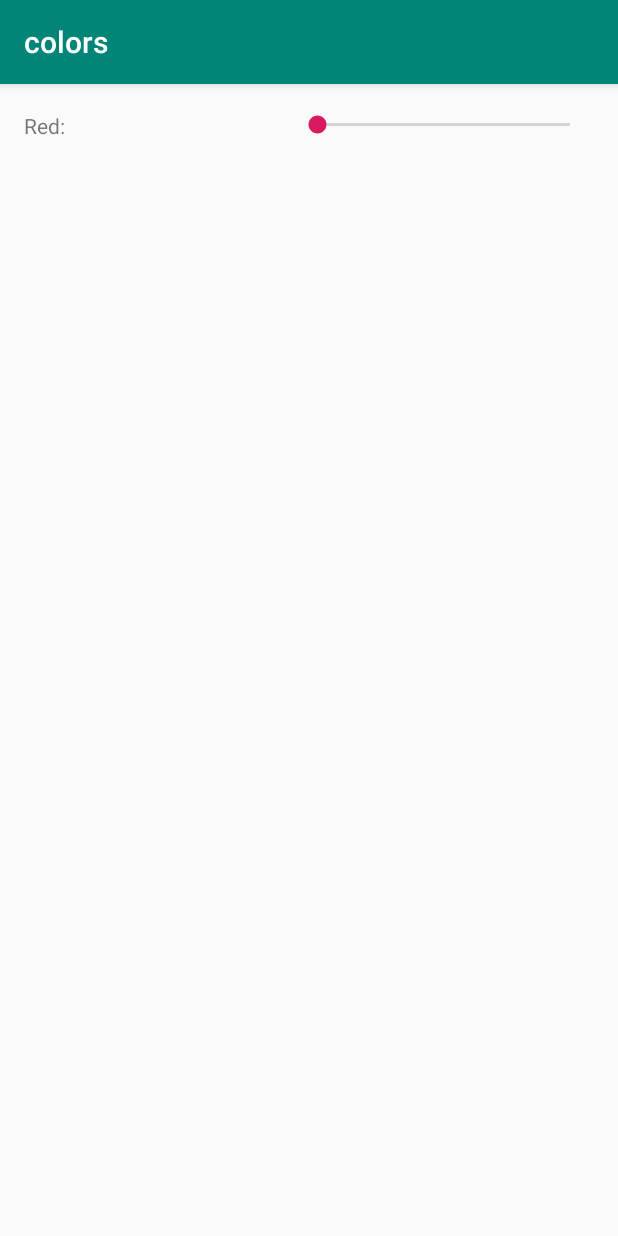
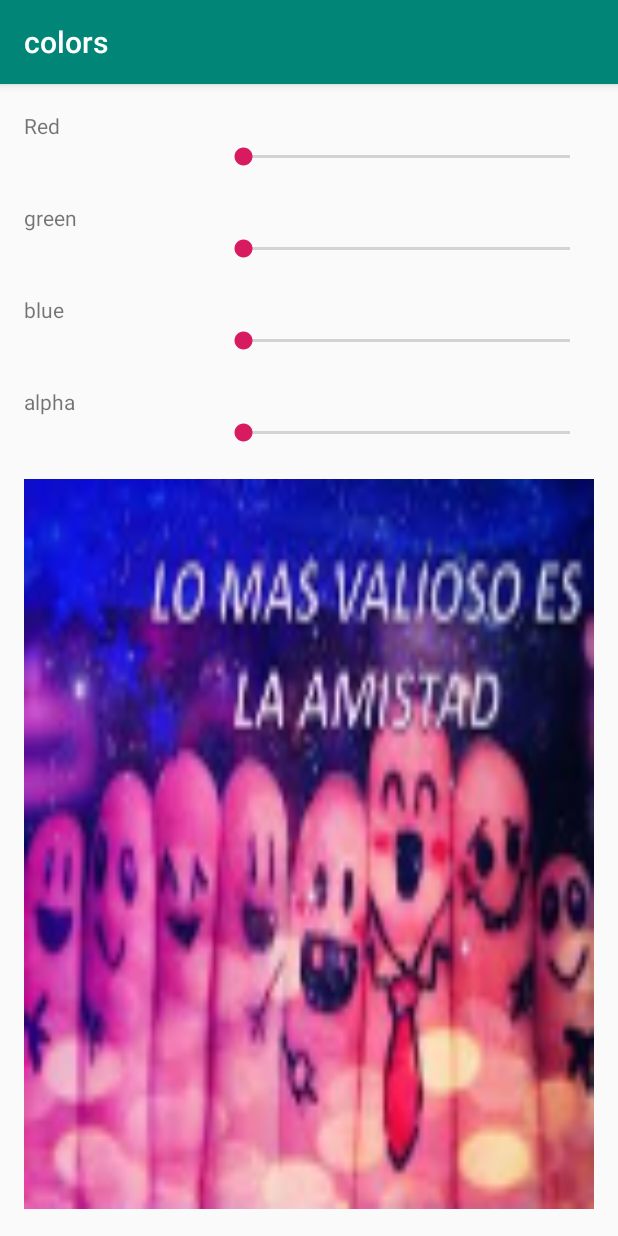
Before and after one commit to Vickykathe/appTest, an Android app: the MainActivity screen opened directly, with no data from a screen before it, on a phone screen of 412 x 824 dp. Run offline under Robolectric (Android 15) with nearby library versions, the phone set to English and light mode, and no system bars; 5 statements that could not run were skipped.

Commit message:
actualizacion2

```diff
--- a/app/src/main/java/com/example/colorapp/MainActivity.java
+++ b/app/src/main/java/com/example/colorapp/MainActivity.java
@@ -3,12 +3,35 @@ package com.example.colorapp;
 import androidx.appcompat.app.AppCompatActivity;
 
 import android.os.Bundle;
+import android.view.View;
+import android.widget.SeekBar;
 
 public class MainActivity extends AppCompatActivity {
+    //1,initialize components ->
+
+    private SeekBar sbrRed =Null;
+    private SeekBar sbrGreen =Null;
+    private SeekBar sbrBlue =Null;
+    private SeekBar sbrAlpha =Null;
+    private View vieColors =Null;
+
 
     @Override
     protected void onCreate(Bundle savedInstanceState) {
         super.onCreate(savedInstanceState);
         setContentView(R.layout.activity_main);
+
+        sbrRed = findViewById(R.id.sbrRed);
+        sbrGreen = findViewById(R.id.sbrGreen);
+        sbrBlue = findViewById(R.id.sbrBlue);
+        sbrAlpha = findViewById(R.id.sbrAlpha);
+        vieColors = findViewById(R.id.vieColors);
+
+        //3. Enable view component as ContextMenu.
+
+        registerForContextMenu(vieColors);
+
+
+
     }
 }
--- a/app/src/main/res/layout/activity_main.xml
+++ b/app/src/main/res/layout/activity_main.xml
@@ -20,84 +20,108 @@
         app:layout_constraintEnd_toEndOf="parent"
         app:layout_constraintHorizontal_bias="0.428"
         app:layout_constraintStart_toStartOf="parent"
-        app:layout_constraintTop_toTopOf="parent"
-        tools:layout_editor_absoluteX="211dp"
-        tools:layout_editor_absoluteY="245dp">
+        app:layout_constraintTop_toTopOf="parent">
+        //tools:layout_editor_absoluteX="211dp"
+        //tools:layout_editor_absoluteY="245dp"
+
 
         <LinearLayout
             android:layout_width="match_parent"
-            android:layout_height="match_parent"
+            android:layout_height="61dp"
             android:orientation="horizontal">
 
             <TextView
                 android:id="@+id/textView"
-                android:layout_width="wrap_content"
-                android:layout_height="wrap_content"
+                android:layout_width="100dp"
+                android:layout_height="60dp"
                 android:layout_weight="1"
-                android:text="Red:" />
+                android:text="@string/Red" />
 
             <SeekBar
                 android:id="@+id/sbrRed"
-                android:layout_width="wrap_content"
-                android:layout_height="wrap_content"
-                android:layout_weight="1" />
+                android:layout_width="220dp"
+                android:layout_height="match_parent"
+                android:layout_weight="1"
+                android:progress="0"
+                android:max="255"/>
+
         </LinearLayout>
 
         <LinearLayout
             android:layout_width="match_parent"
-            android:layout_height="match_parent"
+            android:layout_height="61dp"
             android:orientation="horizontal">
 
             <TextView
                 android:id="@+id/textView2"
-                android:layout_width="wrap_content"
-                android:layout_height="wrap_content"
+                android:layout_width="100dp"
+                android:layout_height="60dp"
                 android:layout_weight="1"
-                android:text="Green" />
+                android:text="@string/Green" />
 
             <SeekBar
                 android:id="@+id/sbrGreen"
-                android:layout_width="wrap_content"
-                android:layout_height="wrap_content"
-                android:layout_weight="1" />
+                android:layout_width="220dp"
+                android:layout_height="match_parent"
+                android:layout_weight="1"
+                android:progress="0"
+                android:max="255"/>
         </LinearLayout>
 
         <LinearLayout
             android:layout_width="match_parent"
-            android:layout_height="match_parent"
+            android:layout_height="61dp"
             android:orientation="horizontal">
 
             <TextView
                 android:id="@+id/textView3"
-                android:layout_width="wrap_content"
-                android:layout_height="wrap_content"
+                android:layout_width="100dp"
+                android:layout_height="60dp"
                 android:layout_weight="1"
-                android:text="Blue" />
+                android:text="@string/blue" />
 
             <SeekBar
                 android:id="@+id/sbrBlue"
-                android:layout_width="wrap_content"
-                android:layout_height="wrap_content"
-                android:layout_weight="1" />
+                android:layout_width="220dp"
+                android:layout_height="match_parent"
+                android:layout_weight="1"
+                android:progress="0"
+                android:max="255"/>
         </LinearLayout>
 
         <LinearLayout
             android:layout_width="match_parent"
-            android:layout_height="match_parent"
+            android:layout_height="61dp"
             android:orientation="horizontal">
 
             <TextView
                 android:id="@+id/textView4"
-                android:layout_width="wrap_content"
-                android:layout_height="wrap_content"
+                android:layout_width="100dp"
+                android:layout_height="60dp"
                 android:layout_weight="1"
-                android:text="Alpha" />
+                android:text="@string/alpha" />
 
             <SeekBar
                 android:id="@+id/sbrAlpha"
+                android:layout_width="220dp"
+                android:layout_height="match_parent"
+                android:layout_weight="1"
+                android:progress="0"
+                android:max="255"/>
+
+        </LinearLayout>
+        <FrameLayout
+            android:layout_width="match_parent"
+            android:layout_height="match_parent"
+            android:background="@mipmap/descarga">
+
+            <View
+                android:id="@+id/vieColors"
                 android:layout_width="wrap_content"
-                android:layout_height="wrap_content"
-                android:layout_weight="1" />
-        </LinearLayout>
+                android:layout_height="wrap_content" />
+        </FrameLayout>
+
     </LinearLayout>
+
+
 </androidx.constraintlayout.widget.ConstraintLayout>
--- a/app/src/main/res/menu/colors_menu1.xml
+++ b/app/src/main/res/menu/colors_menu1.xml
@@ -6,10 +6,11 @@
     <item android:id="@+id/black" android:title="@string/black"/>
     <item android:id="@+id/iteYellow" android:title="@string/yellow"/>
     <item android:id="@+id/iteWhite" android:title="@string/white"/>
-    <item android:id="@+id/iteMagenta" android:title="@string/Magenta"/>
+    <item android:id="@+id/iteMagenta" android:title="@string/magenta"/>
     <item android:id="@+id/iteBrown" android:title="@string/brown"/>
-    <item android:id="@+id/iteCyan" android:title="@string/Cyan"/>
-    <item android:id="@+id/iteSemitransparent" android:title="@string/Semitransparent"/>
-    <item android:id="@+id/iteTransparent" android:title="@string/Transparent"/>
+    <item android:id="@+id/iteCyan" android:title="@string/cyam"/>
+    <item android:id="@+id/iteSemitransparent" android:title="@string/semitransparent"/>
+    <item android:id="@+id/iteTransparent" android:title="@string/transparent"/>
+    <item android:id="@+id/iteAlpha" android:title="@string/alpha"/>
 
 </menu>
--- a/app/src/main/res/values/strings.xml
+++ b/app/src/main/res/values/strings.xml
@@ -7,4 +7,9 @@
     <string name="yellow">yellow</string>
     <string name="brown">brown</string>
     <string name="black">black</string>
+    <string name="alpha">alpha</string>
+    <string name="magenta">magenta</string>
+    <string name="cyam">cyam</string>
+    <string name="transparent">transparent</string>
+    <string name="semitransparent">semitransparent</string>
 </resources>
```
Also changed, not shown: app/src/main/res/mipmap-xxhdpi/descarga.jpeg (added), 1 other file.
